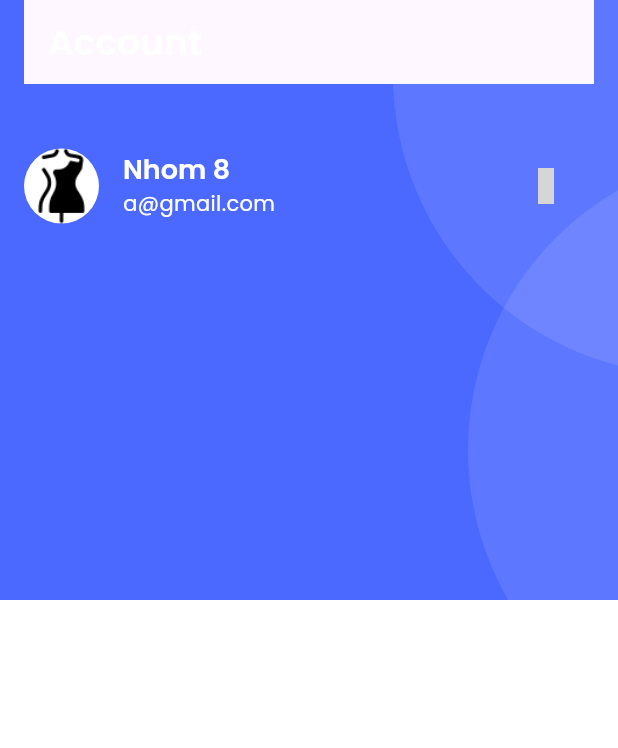
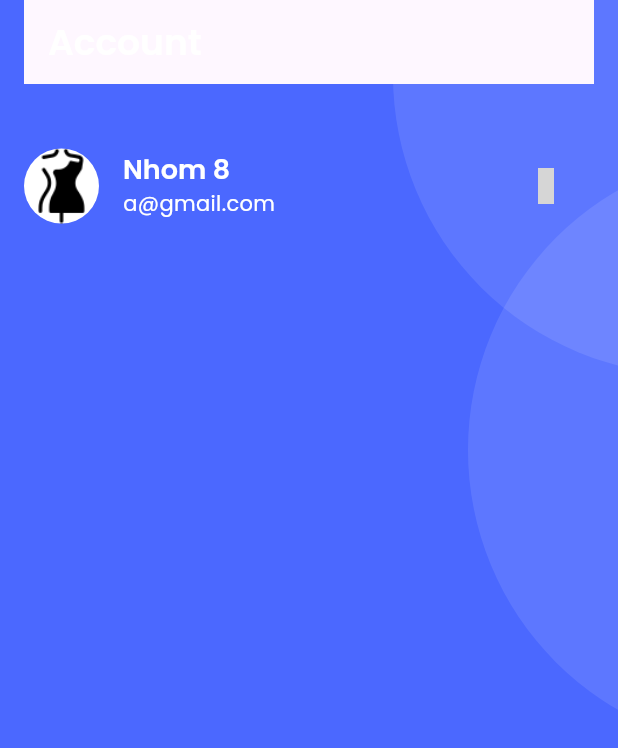
Before and after one commit to minhphamhk123/eShop-App, a Flutter app: the TPrimaryHeaderContainer widget shown alone on an empty page, opened directly, on a phone screen of 412 x 824 dp. Shown: the top 748 px of the screen. Run offline on Flutter 3.47's test engine with Material 3 defaults, Android fonts, the phone set to English and light mode, and no system bars; our stand-ins replace get, get_storage, iconsax, logger, smooth_page_indicator; accounts and stored records are empty; grey boxes are pictures that could not be loaded.

Commit message:
minor changes
+remove sizedbox in primary container
+ add spaceBtwSections for home
+ changed Container to FavouriteScreen and SettingScreen

```diff
--- a/lib/common/widgets/custom_shapes/containers/primary_header_container.dart
+++ b/lib/common/widgets/custom_shapes/containers/primary_header_container.dart
@@ -17,9 +17,6 @@ class TPrimaryHeaderContainer extends StatelessWidget {
     return TCurvedEdgeWidget(
       child: Container(
         color: TColors.primary,
-        padding: const EdgeInsets.all(0),
-        child: SizedBox(
-          height: 400,
         child: Stack(
           children: [
             Positioned(
@@ -35,8 +32,7 @@ class TPrimaryHeaderContainer extends StatelessWidget {
             child
           ],
         ),
-        ),
-      ),
+      )
     );
   }
 }
--- a/lib/features/shop/screens/home/home.dart
+++ b/lib/features/shop/screens/home/home.dart
@@ -42,7 +42,9 @@ class HomeScreen extends StatelessWidget {
 
                       ///Categories
                       THomeCategories(),
-                    ]))
+                    ])
+                ),
+                SizedBox(height: TSizes.spaceBtwSections)
               ],
             )),
           ],
--- a/lib/navigation_menu.dart
+++ b/lib/navigation_menu.dart
@@ -1,3 +1,5 @@
+import 'package:e_store/features/personalization/screens/settings/settings.dart';
+import 'package:e_store/features/screens/wishlist/wishlist.dart';
 import 'package:e_store/features/shop/screens/home/home.dart';
 import 'package:e_store/features/shop/screens/store/store.dart';
 import 'package:e_store/utils/constants/colors.dart';
@@ -38,5 +40,5 @@ class NavigationMenu extends StatelessWidget {
 
 class NavigationController extends GetxController{
   final Rx<int> selectedIndex = 0.obs;
-  final screens = [const HomeScreen(), const StoreScreen(),Container(color: Colors.orange), Container(color: Colors.blue)];
+  final screens = [const HomeScreen(), const StoreScreen(),const FavouriteScreen(), const SettingScreen()];
 }
```
Lines whose indentation alone changed are shown as unchanged.
